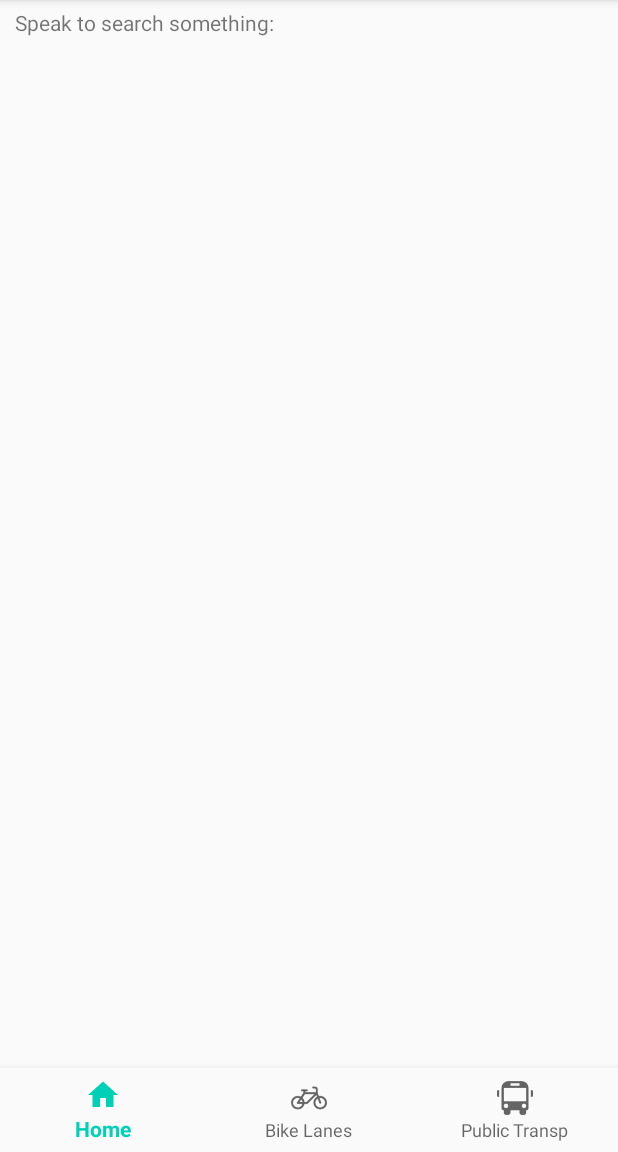
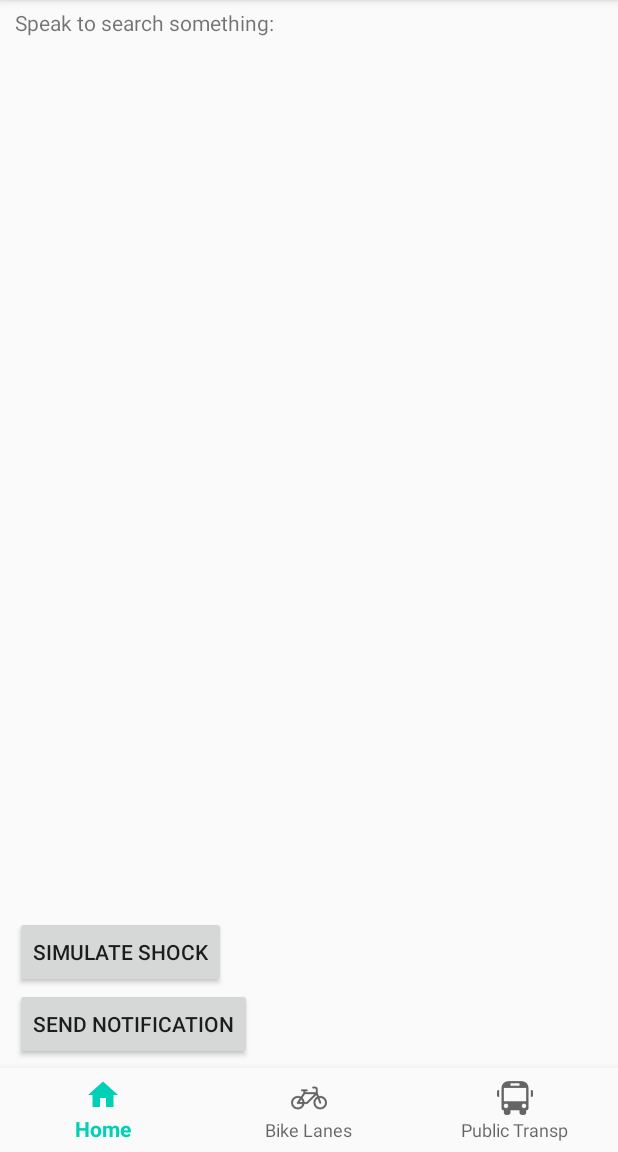
Before and after one commit to elorenteg/HackathonCarnet2018, an Android app: the screen it shows after launch (MainActivity), on a phone screen of 412 x 824 dp, the part 84-1236 px from its top. Run offline under Robolectric (Android 15) with nearby library versions, the phone set to English and light mode, and no system bars; libraries missing offline, so code that uses them is left out: com.karumi.dexter, io.nlopez.smartlocation; 1 statement that could not run was skipped.

Commit message:
Communication BT with Android

```diff
--- a/android/app/src/main/java/com/bvisible/carnet/MainActivity.java
+++ b/android/app/src/main/java/com/bvisible/carnet/MainActivity.java
@@ -101,10 +101,9 @@ public class MainActivity extends AppCompatActivity implements BluetoothControll
                 boolean allPermissionsChecked = report.getGrantedPermissionResponses().size() == permissions;
 
                 if (allPermissionsChecked) {
-                    //startBluetooth();
+                    startBluetooth();
                     getLocation();
                     NearSitesController.getInstance().openGDB(getApplicationContext());
-                    audioRecognison();
                 }
             }
 
@@ -115,7 +114,7 @@ public class MainActivity extends AppCompatActivity implements BluetoothControll
         }).check();
     }
 
-    private void audioRecognison() {
+    public void audioRecognison() {
         Intent intent = new Intent(RecognizerIntent.ACTION_RECOGNIZE_SPEECH);
         intent.putExtra(RecognizerIntent.EXTRA_LANGUAGE_MODEL,
                 RecognizerIntent.LANGUAGE_MODEL_FREE_FORM);
--- a/android/app/src/main/java/com/bvisible/carnet/MainFragment.java
+++ b/android/app/src/main/java/com/bvisible/carnet/MainFragment.java
@@ -1,6 +1,5 @@
 package com.bvisible.carnet;
 
-import android.location.Location;
 import android.os.Bundle;
 import android.speech.tts.TextToSpeech;
 import android.support.v4.app.Fragment;
@@ -8,15 +7,23 @@ import android.util.Log;
 import android.view.LayoutInflater;
 import android.view.View;
 import android.view.ViewGroup;
+import android.widget.Button;
+import android.widget.TextView;
 
+import com.bvisible.carnet.controllers.BluetoothController;
 import com.bvisible.carnet.controllers.NearSitesController;
 import com.bvisible.carnet.controllers.TextToSpeechController;
+import com.bvisible.carnet.utils.Constants;
 
 public class MainFragment extends Fragment implements AsyncResponse {
     public static final String TAG = MainFragment.class.getSimpleName();
     private View rootView;
 
     private AsyncResponse asyncResponse;
+    private String messageVoice;
+    private TextView textResult;
+    private Button buttonSendVibrate;
+    private Button buttonSimulateShock;
 
     public static MainFragment newInstance() {
         return new MainFragment();
@@ -26,44 +33,59 @@ public class MainFragment extends Fragment implements AsyncResponse {
                              Bundle savedInstanceState) {
         rootView = inflater.inflate(R.layout.main_fragment, container, false);
 
+        asyncResponse = this;
+
         setUpElements();
         setUpListeners();
-
-        asyncResponse = this;
 
         return rootView;
     }
 
     private void setUpElements() {
+        textResult = rootView.findViewById(R.id.main_fragment_result_text);
+        buttonSendVibrate = rootView.findViewById(R.id.main_fragment_send_notification);
+        buttonSimulateShock = rootView.findViewById(R.id.main_fragment_simulate_shock);
     }
 
     private void setUpListeners() {
+        buttonSendVibrate.setOnClickListener(new View.OnClickListener() {
+            public void onClick(View v) {
+                BluetoothController.getInstance(getContext()).sendData(BluetoothController.SEND_PALO_VIBRATION, "2");
+            }
+        });
 
+        buttonSimulateShock.setOnClickListener(new View.OnClickListener() {
+            public void onClick(View v) {
+                ((MainActivity) getActivity()).audioRecognison();
+            }
+        });
     }
 
     public void newVoiceMessage(String message) {
         Log.e(TAG, message);
 
-        if (((MainActivity) getActivity()).existsLastLocation()) {
-            Location location = ((MainActivity) getActivity()).getLastLocation();
-            //NearSitesController.getInstance().queryTPGraph(location.getLatitude(), location.getLongitude(), asyncResponse);
-        }
+        this.messageVoice = message;
+        NearSitesController.getInstance().queryTPGraph(Constants.LAT_PALAU, Constants.LNG_PALAU, asyncResponse);
     }
 
     @Override
     public void processFinish(String typeAsync) {
-        boolean update = false;
-        double lat = -1;
-        double lng = -1;
-        if (typeAsync.equals("BIKES")) {
-            update = true;
-            lat = NearSitesController.getInstance().getLatitude();
-            lng = NearSitesController.getInstance().getLongitude();
-        }
         Log.e(TAG, typeAsync);
-
-        if (update) {
-            TextToSpeechController.getInstance(getContext()).speak("Hola", TextToSpeech.QUEUE_FLUSH);
+        String routeName = "33";
+        if (typeAsync.equals("STOPS")) {
+            if (messageVoice != null) {
+                String hour = NearSitesController.getInstance().getAsyncTaskTP().timeToRoute(Constants.LAT_PALAU, Constants.LNG_PALAU, routeName);
+                String textToSpeech;
+                if (hour != null && !hour.equals("")) {
+                    textToSpeech = "Bus " + routeName + " arrives at " + hour;
+                } else {
+                    //textToSpeech = "No bus is arriving";
+                    textToSpeech = "Bus expeted in a few minutes";
+                }
+                Log.e(TAG, "TextToSpeech: " + textToSpeech);
+                TextToSpeechController.getInstance(getContext()).speak(textToSpeech, TextToSpeech.QUEUE_FLUSH);
+                textResult.setText(textToSpeech);
+            }
         }
     }
 }
--- a/android/app/src/main/java/com/bvisible/carnet/PublicTransportFragment.java
+++ b/android/app/src/main/java/com/bvisible/carnet/PublicTransportFragment.java
@@ -125,8 +125,6 @@ public class PublicTransportFragment extends Fragment implements AsyncResponse {
         Log.e(TAG, typeAsync);
 
         if (update) {
-            String hour = NearSitesController.getInstance().getAsyncTaskTP().timeToRoute(lat, lng, "L3");
-
             updateInfo(lat, lng);
         }
     }
--- a/android/app/src/main/java/com/bvisible/carnet/controllers/TextToSpeechController.java
+++ b/android/app/src/main/java/com/bvisible/carnet/controllers/TextToSpeechController.java
@@ -21,7 +21,7 @@ public class TextToSpeechController {
             @Override
             public void onInit(int status) {
                 if (status != TextToSpeech.ERROR) {
-                    Locale loc = new Locale("es", "ES");
+                    Locale loc = new Locale("en", "EN");
                     textToSpeech.setLanguage(loc);
                     textToSpeechInitialized = true;
                 }
--- a/android/app/src/main/res/layout/main_fragment.xml
+++ b/android/app/src/main/res/layout/main_fragment.xml
@@ -18,11 +18,24 @@
             android:layout_height="wrap_content"
             android:text="Speak to search something: " />
 
-        <LinearLayout
-            android:id="@+id/main_fragment_linearlayout"
-            android:layout_width="match_parent"
+        <TextView
+            android:id="@+id/main_fragment_result_text"
+            android:layout_width="wrap_content"
             android:layout_height="wrap_content"
             android:layout_weight="6"
-            android:orientation="vertical" />
+            android:textSize="30sp" />
+
+        <Button
+            android:id="@+id/main_fragment_simulate_shock"
+            android:layout_width="wrap_content"
+            android:layout_height="wrap_content"
+            android:text="Simulate shock" />
+
+        <Button
+            android:id="@+id/main_fragment_send_notification"
+            android:layout_width="wrap_content"
+            android:layout_height="wrap_content"
+            android:text="Send notification" />
+
     </LinearLayout>
 </LinearLayout>
```
Also changed, not shown: android/app/src/main/java/com/bvisible/carnet/controllers/BluetoothController.java (+8 -6 lines), 1 other file.
